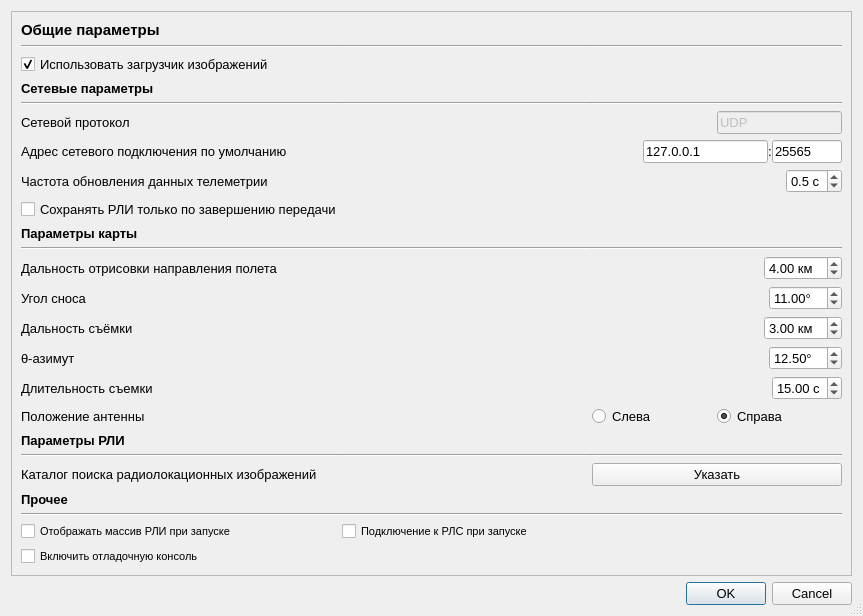
The window that config/settingsdialog.ui (whs31/quasar-software) describes before a commit, drawn with Qt 5.
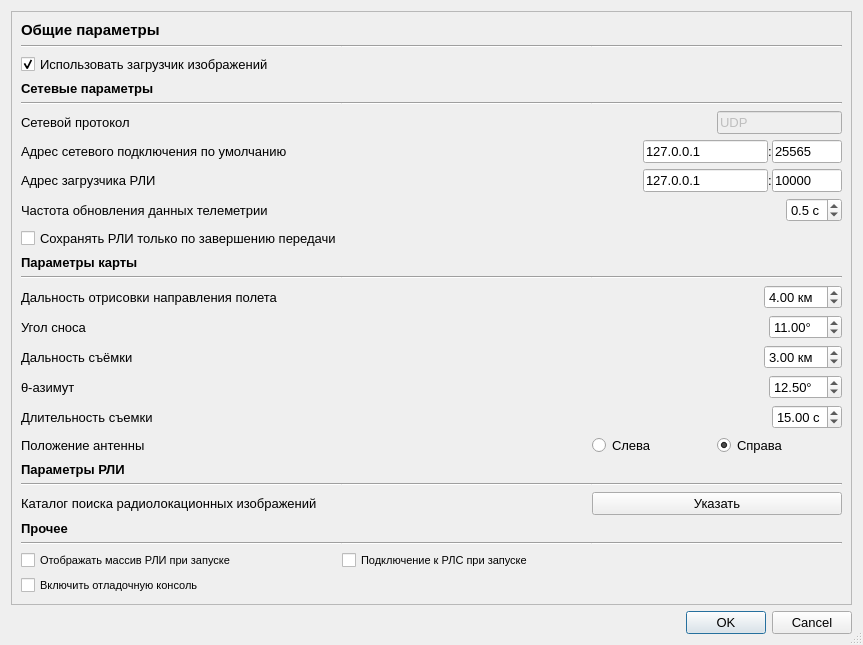
The same window after the commit.

Commit message: Конфигурация адреса и порта загрузчика, изменения интерфейса

```diff
--- a/config/settingsdialog.ui
+++ b/config/settingsdialog.ui
@@ -50,14 +50,14 @@
       <property name="horizontalSpacing">
        <number>0</number>
       </property>
-      <item row="18" column="1">
+      <item row="19" column="1">
        <widget class="Line" name="line_8">
         <property name="orientation">
          <enum>Qt::Horizontal</enum>
         </property>
        </widget>
       </item>
-      <item row="17" column="0">
+      <item row="18" column="0">
        <widget class="QLabel" name="label_14">
         <property name="font">
          <font>
@@ -71,7 +71,7 @@
         </property>
        </widget>
       </item>
-      <item row="7" column="0">
+      <item row="8" column="0">
        <widget class="QLabel" name="label_3">
         <property name="font">
          <font>
@@ -85,14 +85,14 @@
         </property>
        </widget>
       </item>
-      <item row="22" column="0">
+      <item row="23" column="0">
        <widget class="Line" name="line_10">
         <property name="orientation">
          <enum>Qt::Horizontal</enum>
         </property>
        </widget>
       </item>
-      <item row="10" column="0">
+      <item row="11" column="0">
        <widget class="Line" name="line_4">
         <property name="orientation">
          <enum>Qt::Horizontal</enum>
@@ -120,7 +120,7 @@
         </property>
        </widget>
       </item>
-      <item row="14" column="0">
+      <item row="15" column="0">
        <widget class="QLabel" name="label_10">
         <property name="font">
          <font>
@@ -134,7 +134,7 @@
         </property>
        </widget>
       </item>
-      <item row="12" column="0">
+      <item row="13" column="0">
        <widget class="QLabel" name="label_5">
         <property name="font">
          <font>
@@ -148,7 +148,7 @@
         </property>
        </widget>
       </item>
-      <item row="15" column="2">
+      <item row="16" column="2">
        <layout class="QHBoxLayout" name="horizontalLayout_10">
         <item>
          <spacer name="horizontalSpacer_8">
@@ -178,7 +178,7 @@
         </item>
        </layout>
       </item>
-      <item row="11" column="0">
+      <item row="12" column="0">
        <widget class="QLabel" name="label_4">
         <property name="font">
          <font>
@@ -192,7 +192,7 @@
         </property>
        </widget>
       </item>
-      <item row="13" column="0">
+      <item row="14" column="0">
        <widget class="QLabel" name="label_9">
         <property name="font">
          <font>
@@ -284,7 +284,7 @@
         </item>
        </layout>
       </item>
-      <item row="7" column="2">
+      <item row="8" column="2">
        <layout class="QHBoxLayout" name="horizontalLayout_4">
         <item>
          <spacer name="horizontalSpacer_2">
@@ -323,7 +323,7 @@
         </item>
        </layout>
       </item>
-      <item row="19" column="0">
+      <item row="20" column="0">
        <widget class="QLabel" name="label_11">
         <property name="font">
          <font>
@@ -337,7 +337,7 @@
         </property>
        </widget>
       </item>
-      <item row="18" column="0">
+      <item row="19" column="0">
        <widget class="Line" name="line_7">
         <property name="orientation">
          <enum>Qt::Horizontal</enum>
@@ -351,14 +351,14 @@
         </property>
        </widget>
       </item>
-      <item row="22" column="2">
+      <item row="23" column="2">
        <widget class="Line" name="line_12">
         <property name="orientation">
          <enum>Qt::Horizontal</enum>
         </property>
        </widget>
       </item>
-      <item row="14" column="2">
+      <item row="15" column="2">
        <layout class="QHBoxLayout" name="horizontalLayout_8">
         <item>
          <spacer name="horizontalSpacer_7">
@@ -395,14 +395,14 @@
         </property>
        </widget>
       </item>
-      <item row="22" column="1">
+      <item row="23" column="1">
        <widget class="Line" name="line_11">
         <property name="orientation">
          <enum>Qt::Horizontal</enum>
         </property>
        </widget>
       </item>
-      <item row="16" column="2">
+      <item row="17" column="2">
        <layout class="QHBoxLayout" name="horizontalLayout_9">
         <item>
          <widget class="QRadioButton" name="i_antennaLeftB">
@@ -423,7 +423,7 @@
         </item>
        </layout>
       </item>
-      <item row="16" column="0">
+      <item row="17" column="0">
        <widget class="QLabel" name="label_12">
         <property name="font">
          <font>
@@ -444,7 +444,7 @@
         </property>
        </widget>
       </item>
-      <item row="24" column="1">
+      <item row="25" column="1">
        <widget class="QCheckBox" name="i_connectOnStart">
         <property name="font">
          <font>
@@ -477,14 +477,14 @@
         </property>
        </widget>
       </item>
-      <item row="10" column="1">
+      <item row="11" column="1">
        <widget class="Line" name="line_5">
         <property name="orientation">
          <enum>Qt::Horizontal</enum>
         </property>
        </widget>
       </item>
-      <item row="13" column="2">
+      <item row="14" column="2">
        <layout class="QHBoxLayout" name="horizontalLayout_7">
         <item>
          <spacer name="horizontalSpacer_6">
@@ -564,7 +564,7 @@
         </property>
        </widget>
       </item>
-      <item row="21" column="0">
+      <item row="22" column="0">
        <widget class="QLabel" name="label_15">
         <property name="font">
          <font>
@@ -578,14 +578,14 @@
         </property>
        </widget>
       </item>
-      <item row="15" column="0">
+      <item row="16" column="0">
        <widget class="QLabel" name="label_6">
         <property name="text">
          <string>Длительность съемки</string>
         </property>
        </widget>
       </item>
-      <item row="19" column="2">
+      <item row="20" column="2">
        <widget class="QPushButton" name="pushButton">
         <property name="text">
          <string>Указать</string>
@@ -606,7 +606,7 @@
         </property>
        </widget>
       </item>
-      <item row="18" column="2">
+      <item row="19" column="2">
        <widget class="Line" name="line_9">
         <property name="orientation">
          <enum>Qt::Horizontal</enum>
@@ -620,7 +620,7 @@
         </property>
        </widget>
       </item>
-      <item row="9" column="0">
+      <item row="10" column="0">
        <widget class="QLabel" name="label_13">
         <property name="font">
          <font>
@@ -634,7 +634,7 @@
         </property>
        </widget>
       </item>
-      <item row="25" column="0">
+      <item row="26" column="0">
        <widget class="QCheckBox" name="i_debugConsole">
         <property name="font">
          <font>
@@ -659,14 +659,14 @@
         </property>
        </spacer>
       </item>
-      <item row="10" column="2">
+      <item row="11" column="2">
        <widget class="Line" name="line_6">
         <property name="orientation">
          <enum>Qt::Horizontal</enum>
         </property>
        </widget>
       </item>
-      <item row="12" column="2">
+      <item row="13" column="2">
        <layout class="QHBoxLayout" name="horizontalLayout_6">
         <item>
          <spacer name="horizontalSpacer_5">
@@ -696,7 +696,21 @@
         </item>
        </layout>
       </item>
-      <item row="11" column="2">
+      <item row="9" column="0">
+       <widget class="QCheckBox" name="i_saveOnlyAtEnd">
+        <property name="font">
+         <font>
+          <pointsize>10</pointsize>
+          <weight>50</weight>
+          <bold>false</bold>
+         </font>
+        </property>
+        <property name="text">
+         <string>Сохранять РЛИ только по завершению передачи</string>
+        </property>
+       </widget>
+      </item>
+      <item row="12" column="2">
        <layout class="QHBoxLayout" name="horizontalLayout_5">
         <item>
          <spacer name="horizontalSpacer_4">
@@ -732,7 +746,7 @@
         </item>
        </layout>
       </item>
-      <item row="24" column="0">
+      <item row="25" column="0">
        <widget class="QCheckBox" name="i_showImages">
         <property name="font">
          <font>
@@ -744,20 +758,87 @@
         </property>
        </widget>
       </item>
-      <item row="8" column="0">
-       <widget class="QCheckBox" name="i_saveOnlyAtEnd">
-        <property name="font">
-         <font>
-          <pointsize>10</pointsize>
-          <weight>50</weight>
-          <bold>false</bold>
-         </font>
-        </property>
+      <item row="7" column="0">
+       <widget class="QLabel" name="label_17">
         <property name="text">
-         <string>Сохранять РЛИ только по завершению передачи</string>
+         <string>Адрес загрузчика РЛИ</string>
         </property>
        </widget>
       </item>
+      <item row="7" column="2">
+       <layout class="QHBoxLayout" name="horizontalLayout">
+        <item>
+         <spacer name="horizontalSpacer_10">
+          <property name="orientation">
+           <enum>Qt::Horizontal</enum>
+          </property>
+          <property name="sizeHint" stdset="0">
+           <size>
+            <width>40</width>
+            <height>20</height>
+           </size>
+          </property>
+         </spacer>
+        </item>
+        <item>
+         <widget class="QLineEdit" name="i_loaderIp">
+          <property name="sizePolicy">
+           <sizepolicy hsizetype="Preferred" vsizetype="Fixed">
+            <horstretch>0</horstretch>
+            <verstretch>0</verstretch>
+           </sizepolicy>
+          </property>
+          <property name="minimumSize">
+           <size>
+            <width>0</width>
+            <height>0</height>
+           </size>
+          </property>
+          <property name="maximumSize">
+           <size>
+            <width>150</width>
+            <height>16777215</height>
+           </size>
+          </property>
+          <property name="text">
+           <string>127.0.0.1</string>
+          </property>
+         </widget>
+        </item>
+        <item>
+         <widget class="QLabel" name="label_18">
+          <property name="text">
+           <string>:</string>
+          </property>
+         </widget>
+        </item>
+        <item>
+         <widget class="QLineEdit" name="i_loaderPort">
+          <property name="sizePolicy">
+           <sizepolicy hsizetype="Fixed" vsizetype="Fixed">
+            <horstretch>0</horstretch>
+            <verstretch>0</verstretch>
+           </sizepolicy>
+          </property>
+          <property name="minimumSize">
+           <size>
+            <width>70</width>
+            <height>0</height>
+           </size>
+          </property>
+          <property name="maximumSize">
+           <size>
+            <width>70</width>
+            <height>16777215</height>
+           </size>
+          </property>
+          <property name="text">
+           <string>10000</string>
+          </property>
+         </widget>
+        </item>
+       </layout>
+      </item>
      </layout>
     </widget>
    </item>
```
Left out of the diff: 2 changed lines with no effect on the pictures. The commit also changes 11 other files.
